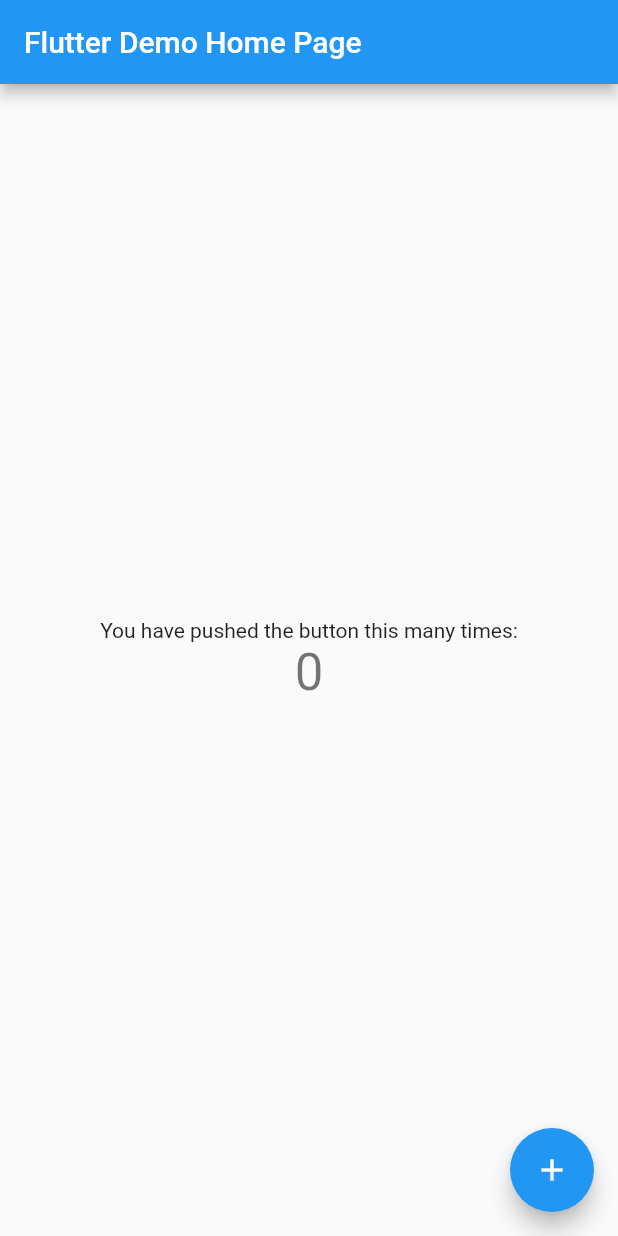
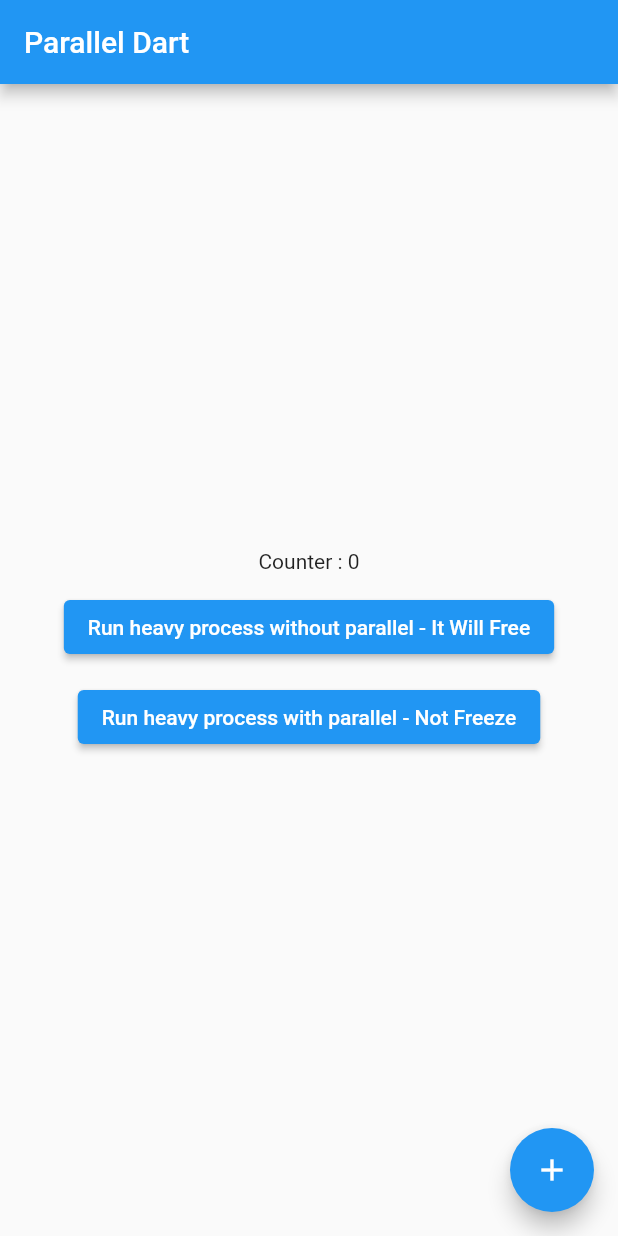
Before and after one commit to ekasetiawans/parallel, a Flutter app: the screen it shows after launch, on a phone screen of 412 x 824 dp. Run offline on Flutter 3.47's test engine with Material 2 defaults, Android fonts, the phone set to English and light mode, and no system bars.

Commit message:
feat: adding simple example

```diff
--- a/example/lib/main.dart
+++ b/example/lib/main.dart
@@ -1,6 +1,15 @@
+import 'dart:io';
+
 import 'package:flutter/material.dart';
+import 'package:parallel_dart/parallel_dart.dart';
 
 void main() {
+  Parallel.initialize(
+    numberOfIsolates: Platform.numberOfProcessors - 1,
+    maxConcurrentPerIsolate: 100,
+    onInitialization: () {},
+  );
+
   runApp(const MyApp());
 }
 
@@ -11,35 +20,17 @@ class MyApp extends StatelessWidget {
   @override
   Widget build(BuildContext context) {
     return MaterialApp(
-      title: 'Flutter Demo',
+      title: 'Parallel Dart',
       theme: ThemeData(
-        // This is the theme of your application.
-        //
-        // Try running your application with "flutter run". You'll see the
-        // application has a blue toolbar. Then, without quitting the app, try
-        // changing the primarySwatch below to Colors.green and then invoke
-        // "hot reload" (press "r" in the console where you ran "flutter run",
-        // or simply save your changes to "hot reload" in a Flutter IDE).
-        // Notice that the counter didn't reset back to zero; the application
-        // is not restarted.
         primarySwatch: Colors.blue,
       ),
-      home: const MyHomePage(title: 'Flutter Demo Home Page'),
+      home: const MyHomePage(title: 'Parallel Dart'),
     );
   }
 }
 
 class MyHomePage extends StatefulWidget {
   const MyHomePage({super.key, required this.title});
-
-  // This widget is the home page of your application. It is stateful, meaning
-  // that it has a State object (defined below) that contains fields that affect
-  // how it looks.
-
-  // This class is the configuration for the state. It holds the values (in this
-  // case the title) provided by the parent (in this case the App widget) and
-  // used by the build method of the State. Fields in a Widget subclass are
-  // always marked "final".
 
   final String title;
 
@@ -48,68 +39,66 @@ class MyHomePage extends StatefulWidget {
 }
 
 class _MyHomePageState extends State<MyHomePage> {
-  int _counter = 0;
+  bool isComputing = false;
+  int number = 0;
 
-  void _incrementCounter() {
-    setState(() {
-      // This call to setState tells the Flutter framework that something has
-      // changed in this State, which causes it to rerun the build method below
-      // so that the display can reflect the updated values. If we changed
-      // _counter without calling setState(), then the build method would not be
-      // called again, and so nothing would appear to happen.
-      _counter++;
-    });
+  void simulateHeavyComputing(int num) {
+    for (var i = 0; i < num; i++) {
+      // Literally do nothing here
+    }
+
+    print('Heavy Computing Is Done');
   }
 
   @override
   Widget build(BuildContext context) {
-    // This method is rerun every time setState is called, for instance as done
-    // by the _incrementCounter method above.
-    //
-    // The Flutter framework has been optimized to make rerunning build methods
-    // fast, so that you can just rebuild anything that needs updating rather
-    // than having to individually change instances of widgets.
     return Scaffold(
       appBar: AppBar(
-        // Here we take the value from the MyHomePage object that was created by
-        // the App.build method, and use it to set our appbar title.
         title: Text(widget.title),
       ),
       body: Center(
-        // Center is a layout widget. It takes a single child and positions it
-        // in the middle of the parent.
         child: Column(
-          // Column is also a layout widget. It takes a list of children and
-          // arranges them vertically. By default, it sizes itself to fit its
-          // children horizontally, and tries to be as tall as its parent.
-          //
-          // Invoke "debug painting" (press "p" in the console, choose the
-          // "Toggle Debug Paint" action from the Flutter Inspector in Android
-          // Studio, or the "Toggle Debug Paint" command in Visual Studio Code)
-          // to see the wireframe for each widget.
-          //
-          // Column has various properties to control how it sizes itself and
-          // how it positions its children. Here we use mainAxisAlignment to
-          // center the children vertically; the main axis here is the vertical
-          // axis because Columns are vertical (the cross axis would be
-          // horizontal).
           mainAxisAlignment: MainAxisAlignment.center,
-          children: <Widget>[
-            const Text(
-              'You have pushed the button this many times:',
+          children: [
+            Text('Counter : ${number}'),
+            SizedBox(height: 12),
+            ElevatedButton(
+              onPressed: isComputing
+                  ? null
+                  : () {
+                      setState(() {
+                        isComputing = true;
+                      });
+                      simulateHeavyComputing(1000000000000);
+                    },
+              child: Text('Run heavy process without parallel - It Will Free'),
             ),
-            Text(
-              '$_counter',
-              style: Theme.of(context).textTheme.headline4,
+            SizedBox(height: 12),
+            ElevatedButton(
+              onPressed: isComputing
+                  ? null
+                  : () {
+                      setState(() {
+                        isComputing = true;
+                      });
+                      Parallel.run(() async {
+                        simulateHeavyComputing(1000000000000);
+                      });
+                    },
+              child: Text('Run heavy process with parallel - Not Freeze'),
             ),
+            SizedBox(height: 12),
           ],
         ),
       ),
       floatingActionButton: FloatingActionButton(
-        onPressed: _incrementCounter,
-        tooltip: 'Increment',
-        child: const Icon(Icons.add),
-      ), // This trailing comma makes auto-formatting nicer for build methods.
+        onPressed: () {
+          setState(() {
+            number++;
+          });
+        },
+        child: Icon(Icons.add, color: Colors.white),
+      ),
     );
   }
 }
--- a/example/pubspec.yaml
+++ b/example/pubspec.yaml
@@ -40,6 +40,8 @@ dependencies:
 dev_dependencies:
   flutter_test:
     sdk: flutter
+  parallel_dart:
+    path: ../
 
   # The "flutter_lints" package below contains a set of recommended lints to
   # encourage good coding practices. The lint set provided by the package is
```
Also changed, not shown: example/pubspec.lock, 2 other files.
